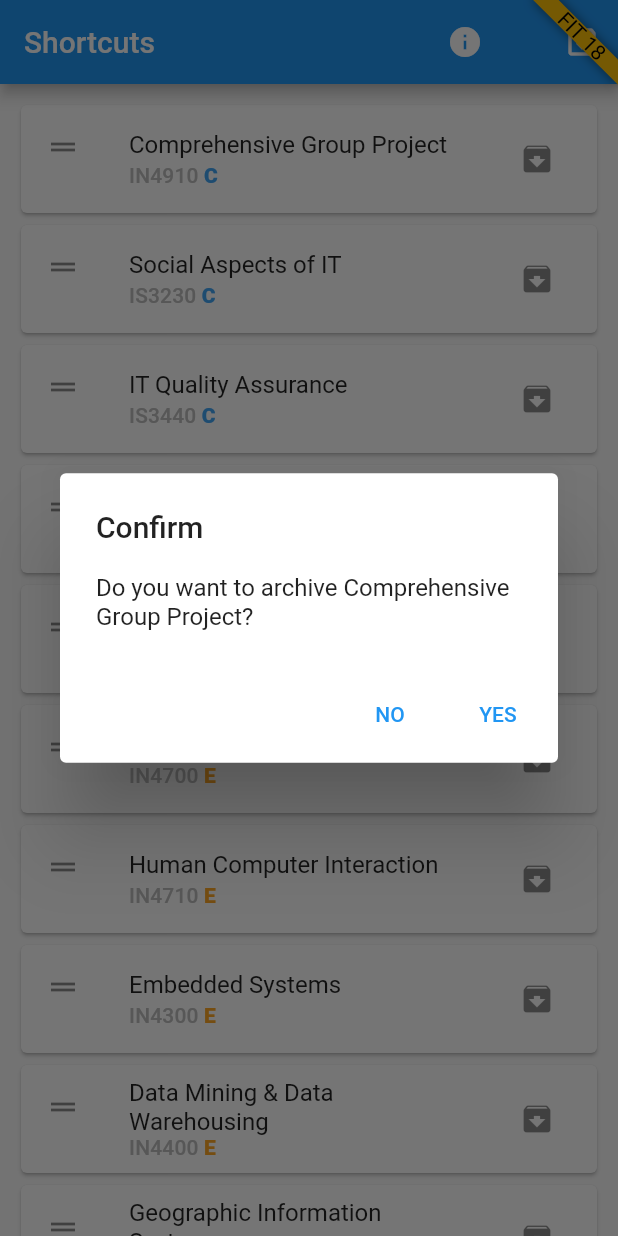
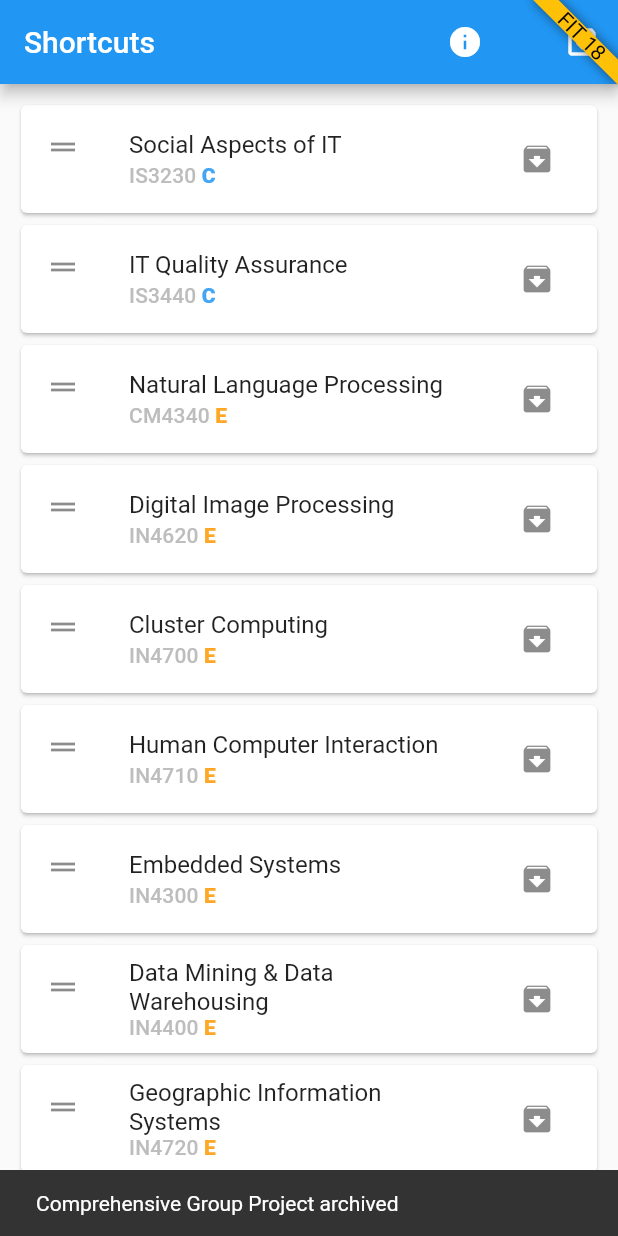
Before and after one commit to PandukaNandara/FIT-subject-shortcuts, a Flutter app: the screen it shows after launch, after a tap on the "archive" icon, on a phone screen of 412 x 824 dp. Run offline on Flutter 3.47's test engine with Material 2 defaults, Android fonts, the phone set to English and light mode, and no system bars; our stand-ins replace shared_preferences.

Commit message:
Update main_screen.dart

```diff
--- a/lib/screens/main_screen.dart
+++ b/lib/screens/main_screen.dart
@@ -125,17 +125,18 @@ class _MainScreenState extends State<MainScreen> {
   }
 
   _onPressArchived(bool isArchived, Subject subject) async {
-    final confirm = (await showDialog<bool>(
-          context: context,
-          builder: (context) {
-            return YesNoAlert(
-              title: 'Confirm',
-              message: 'Do you want to archive ${subject.name}?',
-              yesOnPressed: () => Navigator.pop(context, true),
-            );
-          },
-        )) ??
-        false;
+//     final confirm = (await showDialog<bool>(
+//           context: context,
+//           builder: (context) {
+//             return YesNoAlert(
+//               title: 'Confirm',
+//               message: 'Do you want to archive ${subject.name}?',
+//               yesOnPressed: () => Navigator.pop(context, true),
+//             );
+//           },
+//         )) ??
+//         false;
+    final confirm = true;
     if (confirm) {
       final sharedPreferences = await SharedPreferences.getInstance();
       final hiddenSubject = sharedPreferences
```
